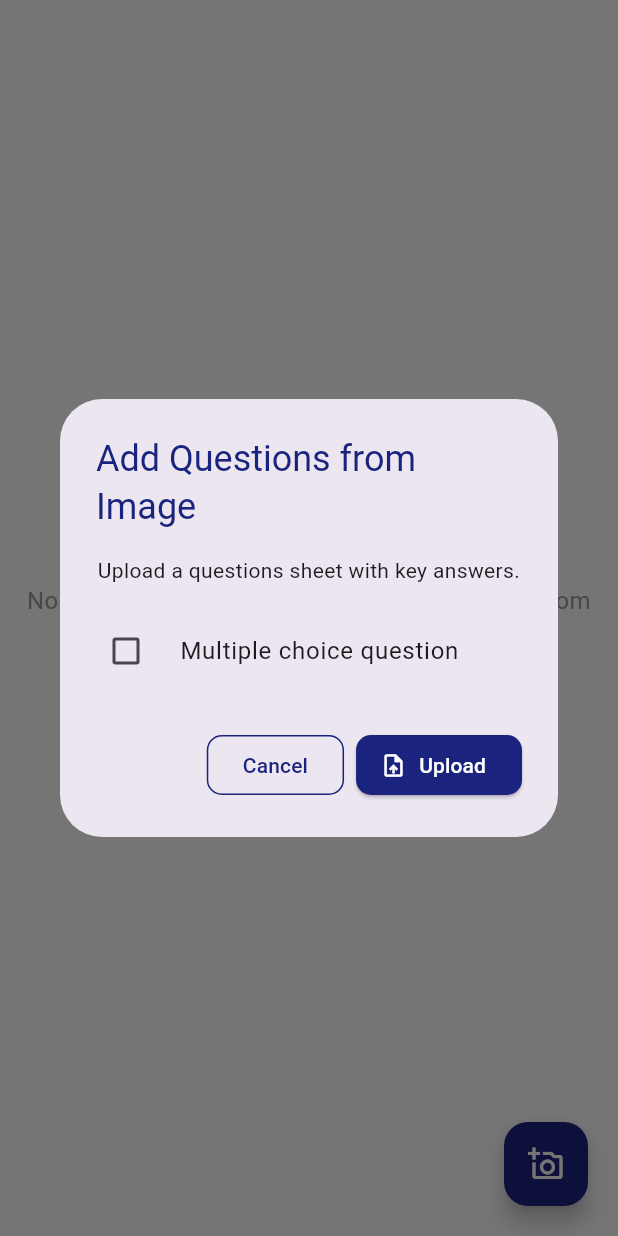
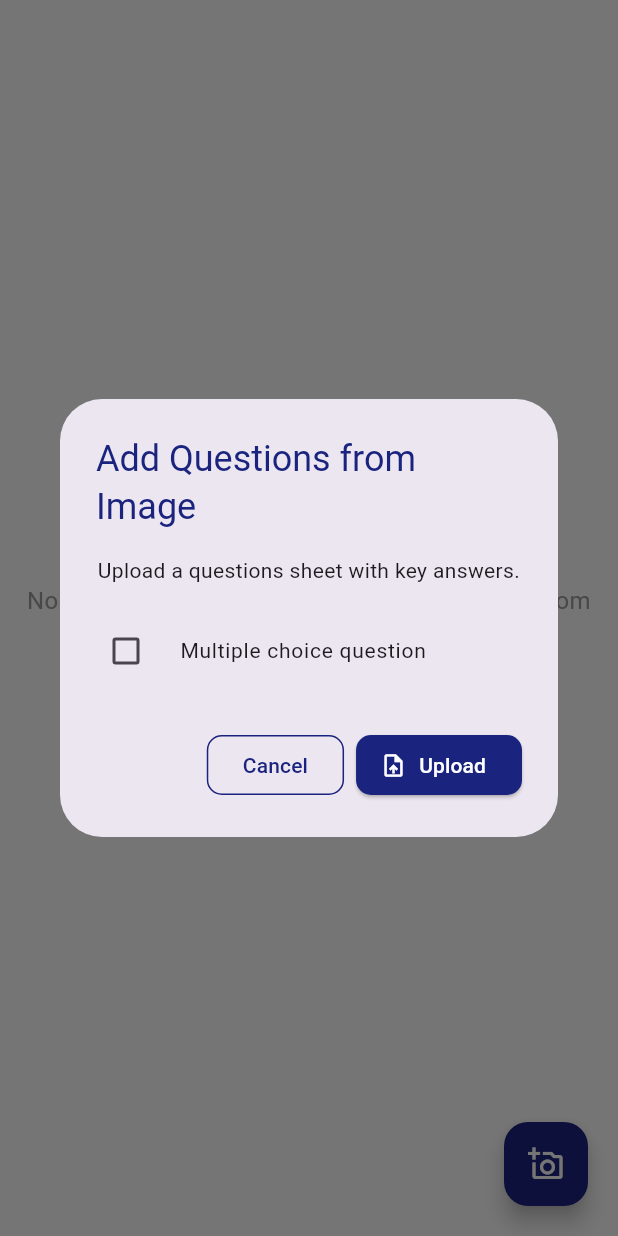
Before and after one commit to yazeed-zakarneh/Markly-App, a Flutter app: the QuestionsTab widget shown alone on an empty page, opened directly with empty values, after a tap on the "add a photo" icon, on a phone screen of 412 x 824 dp. Run offline on Flutter 3.47's test engine with Material 3 defaults, Android fonts, the phone set to English and light mode, and no system bars; our stand-ins replace cloud_firestore, firebase_auth, firebase_core, firebase_storage, google_sign_in, image_picker and 1 more; missing offline and left inert: excel; accounts and stored records are empty.

Commit message:
Final touches

```diff
--- a/lib/screens/student_screen.dart
+++ b/lib/screens/student_screen.dart
@@ -155,7 +155,7 @@ class _StudentPageState extends State<StudentScreen> {
                     Padding(
                       padding: const EdgeInsets.only(top: 16.0),
                       child: CheckboxListTile(
-                        title: const Text("Multiple choice question"),
+                        title: const Text("Multiple choice question", style: TextStyle(fontSize: 14),),
                         value: isMultipleChoice,
                         onChanged: (bool? value) => setDialogState(() => isMultipleChoice = value ?? false),
                         controlAffinity: ListTileControlAffinity.leading,
--- a/lib/tabs/questions_tab.dart
+++ b/lib/tabs/questions_tab.dart
@@ -128,7 +128,7 @@ class _QuestionsTabState extends State<QuestionsTab> {
                     Padding(
                       padding: const EdgeInsets.only(top: 16.0),
                       child: CheckboxListTile(
-                        title: const Text("Multiple choice question"),
+                        title: const Text("Multiple choice question", style: TextStyle(fontSize: 14),),
                         value: isMultipleChoice,
                         onChanged: (bool? value) => setDialogState(() => isMultipleChoice = value ?? false),
                         controlAffinity: ListTileControlAffinity.leading,
```
Also changed, not shown: 1 other file.
